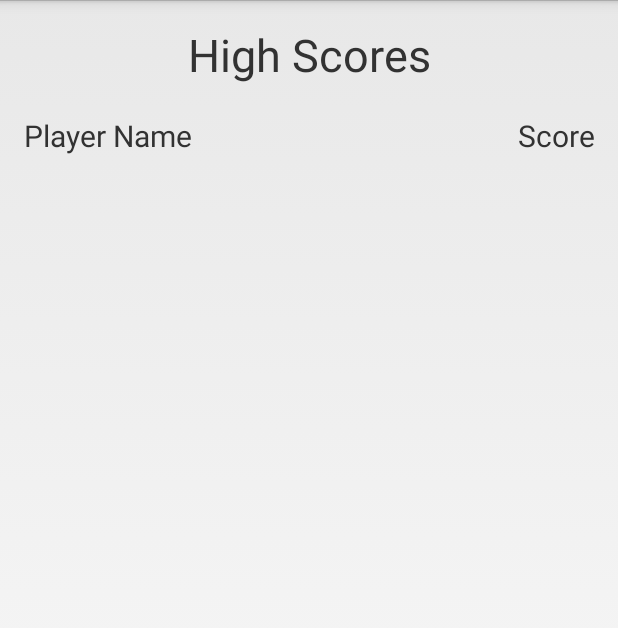
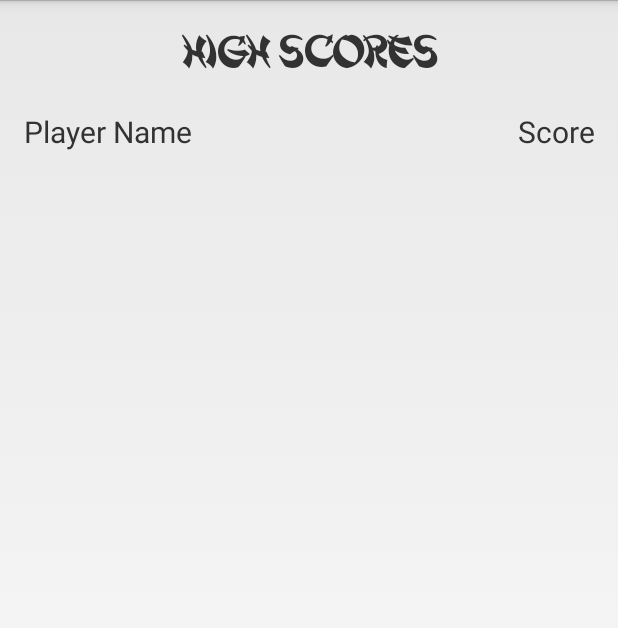
Before and after one commit to onowrouzi/SideScroller, an Android app: the ScoresActivity screen opened directly, with no data from a screen before it, on a phone screen of 412 x 824 dp. Shown: the top 628 px of the screen. Run offline under Robolectric (Android 15) with nearby library versions, the phone set to English and light mode, and no system bars.

Commit message:
More styling

```diff
--- a/app/src/main/java/io/github/onowrouzi/sidescroller/ScoresActivity.java
+++ b/app/src/main/java/io/github/onowrouzi/sidescroller/ScoresActivity.java
@@ -26,6 +26,7 @@ public class ScoresActivity extends Activity {
     private List<HighScore> highScores;
     private ListView lstHighScores;
     private ArrayAdapter<HighScore> adapter;
+    private TextView lblHighScores;
 
     @Override
     protected void onCreate(Bundle savedInstanceState) {
@@ -33,6 +34,9 @@ public class ScoresActivity extends Activity {
         requestWindowFeature(Window.FEATURE_NO_TITLE);
         getWindow().setFlags(WindowManager.LayoutParams.FLAG_FULLSCREEN, WindowManager.LayoutParams.FLAG_FULLSCREEN);
         setContentView(R.layout.activity_scores);
+
+        lblHighScores = (TextView) findViewById(R.id.lbl_high_scores);
+        lblHighScores.setTypeface(MainActivity.font);
 
         highScores = new ArrayList<>();
         lstHighScores = (ListView)findViewById(R.id.lstHighScores);
--- a/app/src/main/res/layout/activity_scores.xml
+++ b/app/src/main/res/layout/activity_scores.xml
@@ -16,7 +16,7 @@
         android:text="High Scores"
         android:gravity="center"
         android:layout_marginBottom="20dp"
-        android:id="@+id/lblHighScores"
+        android:id="@+id/lbl_high_scores"
         android:textSize="30dp" />
 
     <TextView
@@ -25,7 +25,7 @@
         android:text="Player Name"
         android:gravity="left"
         android:layout_marginBottom="10dp"
-        android:layout_below="@id/lblHighScores"
+        android:layout_below="@id/lbl_high_scores"
         android:layout_alignParentLeft="true"
         android:textSize="20dp" />
 
@@ -35,7 +35,7 @@
         android:text="Score"
         android:gravity="right"
         android:layout_marginBottom="10dp"
-        android:layout_below="@+id/lblHighScores"
+        android:layout_below="@+id/lbl_high_scores"
         android:layout_alignParentRight="true"
         android:layout_alignParentEnd="true"
         android:id="@+id/lblScore"
--- a/app/src/main/res/layout/score_list_item.xml
+++ b/app/src/main/res/layout/score_list_item.xml
@@ -9,7 +9,8 @@
         android:layout_height="wrap_content"
         android:layout_weight="0.5"
         android:layout_gravity="start"
-        android:text="LEFT"/>
+        android:text="LEFT"
+        android:padding="10dp" />
     <TextView
         android:id="@+id/text2"
         android:layout_width="fill_parent"
@@ -17,5 +18,6 @@
         android:layout_weight="0.5"
         android:text="RIGHT"
         android:layout_gravity="end"
-        android:textAlignment="textEnd" />
+        android:textAlignment="textEnd"
+        android:padding="10dp" />
 </LinearLayout>
```
